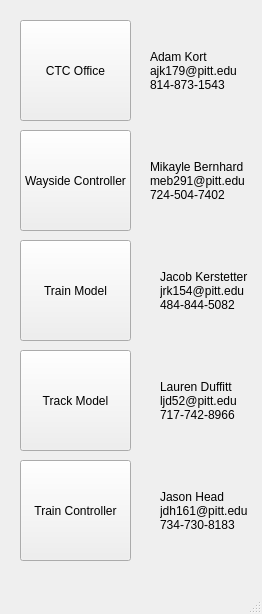
headhunter22/ECE1140-Train-Simulator, file Full System/fullsystem.ui: the form before one commit.
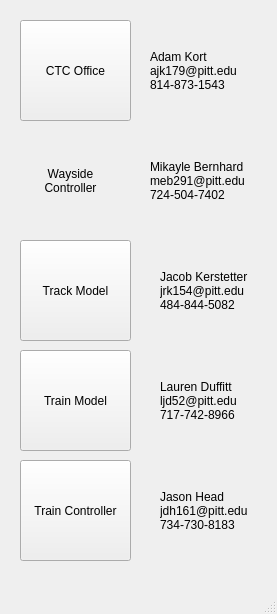
The form after the commit.

What changed in the file:
```diff
--- a/Full System/fullsystem.ui
+++ b/Full System/fullsystem.ui
@@ -6,7 +6,7 @@
    <rect>
     <x>0</x>
     <y>0</y>
-    <width>262</width>
+    <width>277</width>
     <height>614</height>
    </rect>
   </property>
@@ -14,7 +14,7 @@
    <string>MainWindow</string>
   </property>
   <widget class="QWidget" name="centralwidget">
-   <widget class="QPushButton" name="trainModel">
+   <widget class="QPushButton" name="trackModel">
     <property name="geometry">
      <rect>
       <x>20</x>
@@ -24,7 +24,7 @@
      </rect>
     </property>
     <property name="text">
-     <string>Train Model</string>
+     <string>Track Model</string>
     </property>
    </widget>
    <widget class="QPushButton" name="ctcOffice">
@@ -40,19 +40,6 @@
      <string>CTC Office</string>
     </property>
    </widget>
-   <widget class="QPushButton" name="waysideController">
-    <property name="geometry">
-     <rect>
-      <x>20</x>
-      <y>130</y>
-      <width>111</width>
-      <height>101</height>
-     </rect>
-    </property>
-    <property name="text">
-     <string>Wayside Controller</string>
-    </property>
-   </widget>
    <widget class="QPushButton" name="trainController">
     <property name="geometry">
      <rect>
@@ -66,7 +53,7 @@
      <string>Train Controller</string>
     </property>
    </widget>
-   <widget class="QPushButton" name="trackModel">
+   <widget class="QPushButton" name="trainModel">
     <property name="geometry">
      <rect>
       <x>20</x>
@@ -76,7 +63,7 @@
      </rect>
     </property>
     <property name="text">
-     <string>Track Model</string>
+     <string>Train Model</string>
     </property>
    </widget>
    <widget class="QLabel" name="label">
@@ -84,7 +71,7 @@
      <rect>
       <x>150</x>
       <y>40</y>
-      <width>91</width>
+      <width>101</width>
       <height>61</height>
      </rect>
     </property>
@@ -99,7 +86,7 @@
      <rect>
       <x>150</x>
       <y>150</y>
-      <width>101</width>
+      <width>111</width>
       <height>61</height>
      </rect>
     </property>
@@ -114,7 +101,7 @@
      <rect>
       <x>160</x>
       <y>260</y>
-      <width>91</width>
+      <width>101</width>
       <height>61</height>
      </rect>
     </property>
@@ -129,7 +116,7 @@
      <rect>
       <x>160</x>
       <y>370</y>
-      <width>81</width>
+      <width>91</width>
       <height>61</height>
      </rect>
     </property>
@@ -144,7 +131,7 @@
      <rect>
       <x>160</x>
       <y>480</y>
-      <width>91</width>
+      <width>101</width>
       <height>61</height>
      </rect>
     </property>
@@ -154,14 +141,33 @@
 734-730-8183</string>
     </property>
    </widget>
+   <widget class="QLabel" name="label_6">
+    <property name="geometry">
+     <rect>
+      <x>30</x>
+      <y>150</y>
+      <width>81</width>
+      <height>61</height>
+     </rect>
+    </property>
+    <property name="text">
+     <string>Wayside Controller</string>
+    </property>
+    <property name="alignment">
+     <set>Qt::AlignCenter</set>
+    </property>
+    <property name="wordWrap">
+     <bool>true</bool>
+    </property>
+   </widget>
   </widget>
   <widget class="QMenuBar" name="menubar">
    <property name="geometry">
     <rect>
      <x>0</x>
      <y>0</y>
-     <width>262</width>
-     <height>21</height>
+     <width>277</width>
+     <height>24</height>
     </rect>
    </property>
   </widget>
```
